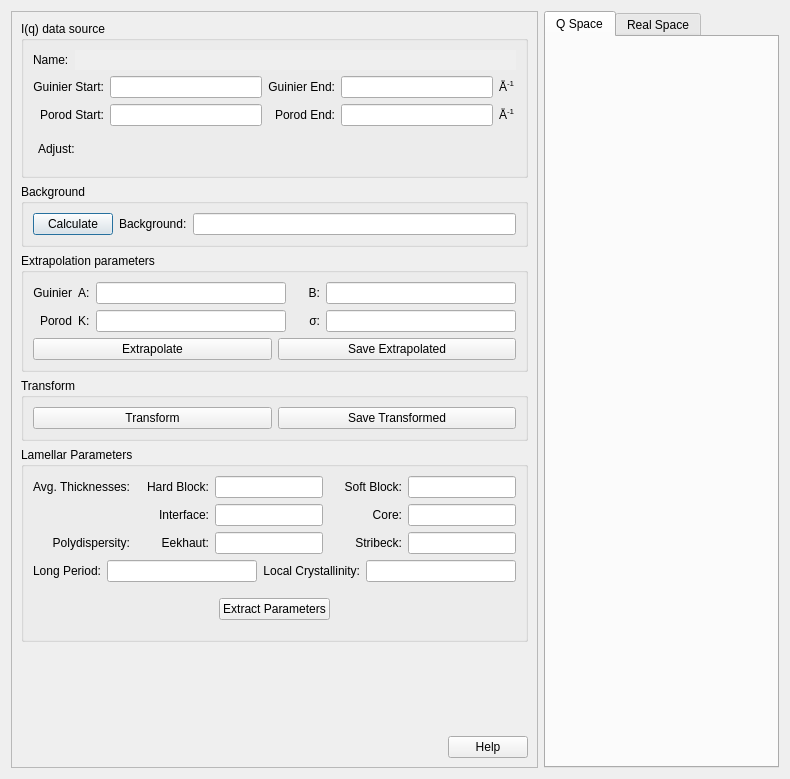
Before: the Qt Designer form src/sas/qtgui/Perspectives/Corfunc/UI/CorfuncPanel.ui in SasView/sasview, drawn with Qt 5.
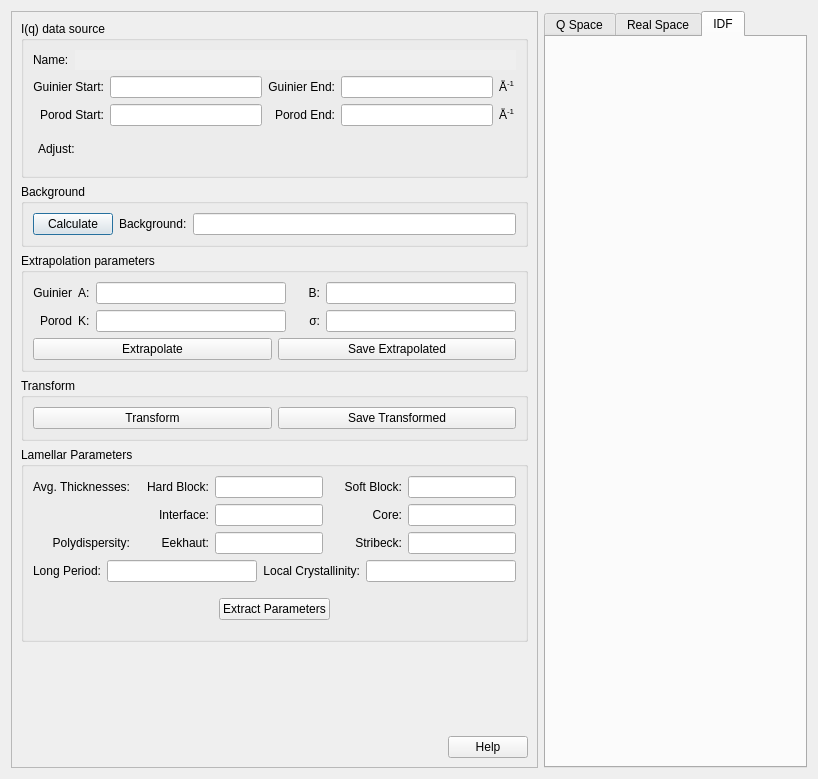
After: the same form once the commit is applied.

Diff of the .ui file:
```diff
--- a/src/sas/qtgui/Perspectives/Corfunc/UI/CorfuncPanel.ui
+++ b/src/sas/qtgui/Perspectives/Corfunc/UI/CorfuncPanel.ui
@@ -6,7 +6,7 @@
    <rect>
     <x>0</x>
     <y>0</y>
-    <width>790</width>
+    <width>818</width>
     <height>779</height>
    </rect>
   </property>
@@ -838,7 +838,7 @@
       </sizepolicy>
      </property>
      <property name="currentIndex">
-      <number>0</number>
+      <number>2</number>
      </property>
      <widget class="QWidget" name="tab">
       <attribute name="title">
@@ -860,6 +860,16 @@
        </item>
       </layout>
      </widget>
+     <widget class="QWidget" name="tab_3">
+      <attribute name="title">
+       <string>IDF</string>
+      </attribute>
+      <layout class="QVBoxLayout" name="verticalLayout_4">
+       <item>
+        <layout class="QVBoxLayout" name="idfLayout"/>
+       </item>
+      </layout>
+     </widget>
     </widget>
    </item>
   </layout>
```
